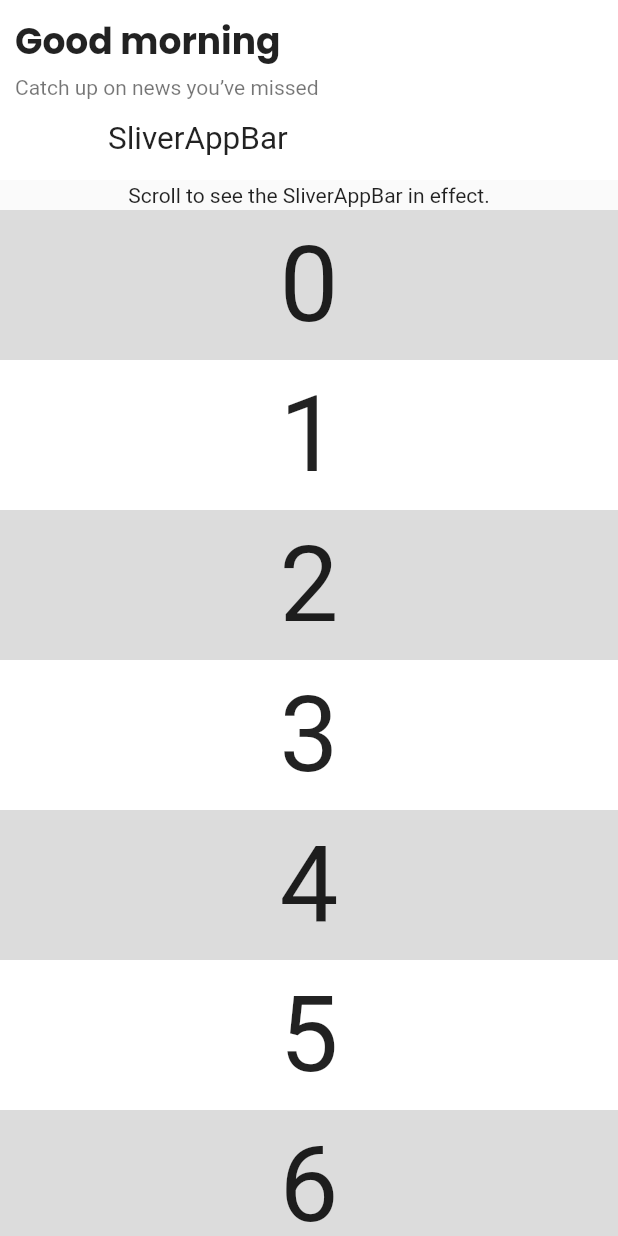
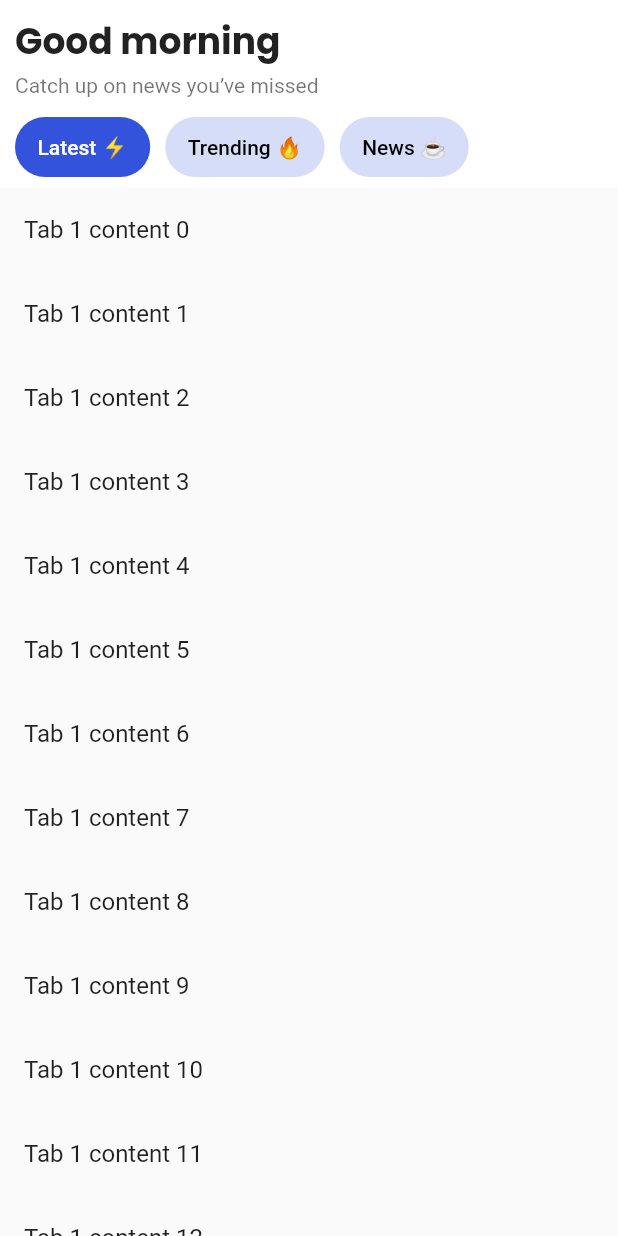
Before and after one commit to fa-fifi/lumi-lite, a Flutter app: the screen it shows after launch, on a phone screen of 412 x 824 dp. Run offline on Flutter 3.47's test engine with Material 2 defaults, Android fonts, the phone set to English and light mode, and no system bars.

Commit message:
create tabbar

```diff
--- a/lib/screens/home.dart
+++ b/lib/screens/home.dart
@@ -10,12 +10,60 @@ class HomeScreen extends StatefulWidget {
 
 class _HomeScreenState extends State<HomeScreen>
     with SingleTickerProviderStateMixin {
-  late TabController _tabController;
+  late final TabController _tabController =
+      TabController(initialIndex: _currentIndex, length: 3, vsync: this);
+  bool _swipeIsInProgress = false;
+  bool _tapIsBeingExecuted = false;
+  int _currentIndex = 0;
+  int _previousIndex = 0;
+
+  Widget buildTab({required int index, required String text}) => Container(
+      height: 40,
+      padding: const EdgeInsets.symmetric(horizontal: 15),
+      decoration: ShapeDecoration(
+          color: _currentIndex == index
+              ? Theme.of(context).primaryColor
+              : Theme.of(context).primaryColor.withOpacity(0.2),
+          shape: const StadiumBorder()),
+      child: Tab(text: text));
 
   @override
   void initState() {
     super.initState();
-    _tabController = TabController(vsync: this, length: choices.length);
+    _tabController.animation?.addListener(() {
+      if (!_tapIsBeingExecuted &&
+          !_swipeIsInProgress &&
+          (_tabController.offset >= 0.5 || _tabController.offset <= -0.5)) {
+        setState(() {
+          _swipeIsInProgress = true;
+          _previousIndex = _currentIndex;
+          _currentIndex = _tabController.offset > 0
+              ? _tabController.index + 1
+              : _tabController.index - 1;
+        });
+      } else {
+        if (!_tapIsBeingExecuted &&
+            _swipeIsInProgress &&
+            ((_tabController.offset < 0.5 && _tabController.offset > 0) ||
+                (_tabController.offset > -0.5 && _tabController.offset < 0))) {
+          setState(() {
+            _swipeIsInProgress = false;
+            _currentIndex = _previousIndex;
+          });
+        }
+      }
+    });
+    _tabController.addListener(() {
+      setState(() {
+        _swipeIsInProgress = false;
+        _currentIndex = _tabController.index;
+      });
+      if (_tapIsBeingExecuted == true) {
+        _tapIsBeingExecuted = false;
+      } else if (_tabController.indexIsChanging) {
+        _tapIsBeingExecuted = true;
+      }
+    });
   }
 
   @override
@@ -27,86 +75,57 @@ class _HomeScreenState extends State<HomeScreen>
   @override
   Widget build(BuildContext context) => Scaffold(
         body: SafeArea(
-          child: CustomScrollView(
-            slivers: [
+          child: NestedScrollView(
+            headerSliverBuilder: (context, innerBoxIsScrolled) => [
               SliverAppBar(
                 pinned: true,
-                snap: true,
-                floating: true,
-                expandedHeight: 120,
-                backgroundColor: Colors.white,
+                expandedHeight: 125,
                 flexibleSpace: FlexibleSpaceBar(
-                  title: Text(
-                    'SliverAppBar',
-                    style: Theme.of(context).textTheme.bodyMedium,
-                  ),
-                  background: const Greeting(),
-                ),
+                    titlePadding: EdgeInsets.zero,
+                    expandedTitleScale: 1,
+                    background: const Greeting(),
+                    title: TabBar(
+                      controller: _tabController,
+                      indicatorColor: Colors.transparent,
+                      labelPadding: const EdgeInsets.only(left: 10, bottom: 5),
+                      isScrollable: true,
+                      labelColor: Colors.white,
+                      unselectedLabelColor: Colors.black,
+                      tabs: [
+                        buildTab(index: 0, text: 'Latest ⚡'),
+                        buildTab(index: 1, text: 'Trending 🔥'),
+                        buildTab(index: 2, text: 'News ☕'),
+                      ],
+                    )),
               ),
-              const SliverToBoxAdapter(
-                child: SizedBox(
-                  height: 20,
-                  child: Center(
-                    child: Text('Scroll to see the SliverAppBar in effect.'),
+            ],
+            body: TabBarView(
+              controller: _tabController,
+              children: [
+                ListView.builder(
+                  itemBuilder: (context, index) => ListTile(
+                    title: Text(
+                      'Tab 1 content $index',
+                    ),
                   ),
                 ),
-              ),
-              SliverList(
-                delegate: SliverChildBuilderDelegate(
-                  (BuildContext context, int index) {
-                    return Container(
-                      color: index.isOdd ? Colors.white : Colors.black12,
-                      height: 100.0,
-                      child: Center(
-                        child: Text('$index', textScaleFactor: 5),
-                      ),
-                    );
-                  },
-                  childCount: 20,
+                ListView.builder(
+                  itemBuilder: (context, index) => ListTile(
+                    title: Text(
+                      'Tab 2 content $index',
+                    ),
+                  ),
                 ),
-              ),
-            ],
+                ListView.builder(
+                  itemBuilder: (context, index) => ListTile(
+                    title: Text(
+                      'Tab 2 content $index',
+                    ),
+                  ),
+                ),
+              ],
+            ),
           ),
         ),
       );
 }
-
-class Choice {
-  const Choice({required this.title, required this.icon});
-
-  final String title;
-  final IconData icon;
-}
-
-const List<Choice> choices = <Choice>[
-  Choice(title: 'CAR', icon: Icons.directions_car),
-  Choice(title: 'BICYCLE', icon: Icons.directions_bike),
-  Choice(title: 'BOAT', icon: Icons.directions_boat),
-  Choice(title: 'BUS', icon: Icons.directions_bus),
-  Choice(title: 'TRAIN', icon: Icons.directions_railway),
-  Choice(title: 'WALK', icon: Icons.directions_walk),
-];
-
-class ChoiceCard extends StatelessWidget {
-  const ChoiceCard({Key? key, required this.choice}) : super(key: key);
-
-  final Choice choice;
-
-  @override
-  Widget build(BuildContext context) {
-    final TextStyle? textStyle = Theme.of(context).textTheme.displayMedium;
-    return Card(
-      color: Colors.white,
-      child: Center(
-        child: Column(
-          mainAxisSize: MainAxisSize.min,
-          crossAxisAlignment: CrossAxisAlignment.center,
-          children: <Widget>[
-            Icon(choice.icon, size: 128.0, color: textStyle?.color),
-            Text(choice.title, style: textStyle),
-          ],
-        ),
-      ),
-    );
-  }
-}
--- a/lib/utils/theme.dart
+++ b/lib/utils/theme.dart
@@ -1,9 +1,9 @@
 import 'package:flutter/material.dart';
 
 class AppTheme {
-  static ThemeData lightMode(BuildContext context) {
-    return ThemeData(
-      primarySwatch: Colors.blue,
-    );
-  }
+  static ThemeData lightMode(BuildContext context) => ThemeData(
+        brightness: Brightness.light,
+        appBarTheme: const AppBarTheme(backgroundColor: Colors.white),
+        primaryColor: const Color(0xFF3353DC),
+      );
 }
--- a/lib/widgets/greeting.dart
+++ b/lib/widgets/greeting.dart
@@ -27,11 +27,11 @@ class _GreetingState extends State<Greeting> {
           crossAxisAlignment: CrossAxisAlignment.start,
           children: [
             Text(
-              hour < 12 && hour >= 6
+              hour >= 6 && hour < 12
                   ? 'Good morning'
-                  : hour < 14 && hour >= 12
+                  : hour >= 12 && hour < 14
                       ? 'Good afternoon'
-                      : hour < 18 && hour >= 14
+                      : hour >= 14 && hour < 18
                           ? 'Good evening'
                           : 'Good night',
               style: const TextStyle(
@@ -39,13 +39,13 @@ class _GreetingState extends State<Greeting> {
                   fontSize: 24,
                   fontWeight: FontWeight.bold),
             ),
-            const SizedBox(height: 4),
+            const SizedBox(height: 3),
             Text(
-              hour < 12 && hour >= 6
+              hour >= 6 && hour < 12
                   ? 'Catch up on news you’ve missed'
-                  : hour < 14 && hour >= 12
+                  : hour >= 12 && hour < 14
                       ? ''
-                      : hour < 18 && hour >= 14
+                      : hour >= 14 && hour < 18
                           ? 'Here’s what you’ve missed'
                           : ' Have a good rest!',
               style: const TextStyle(color: Colors.black54),
```
